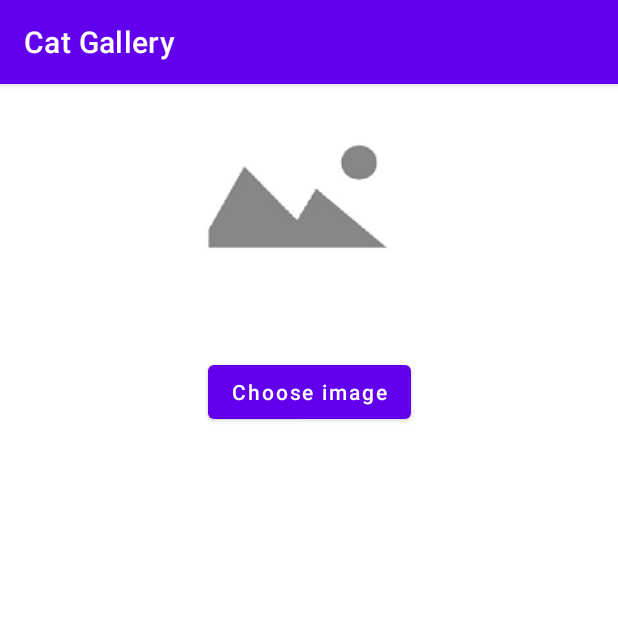
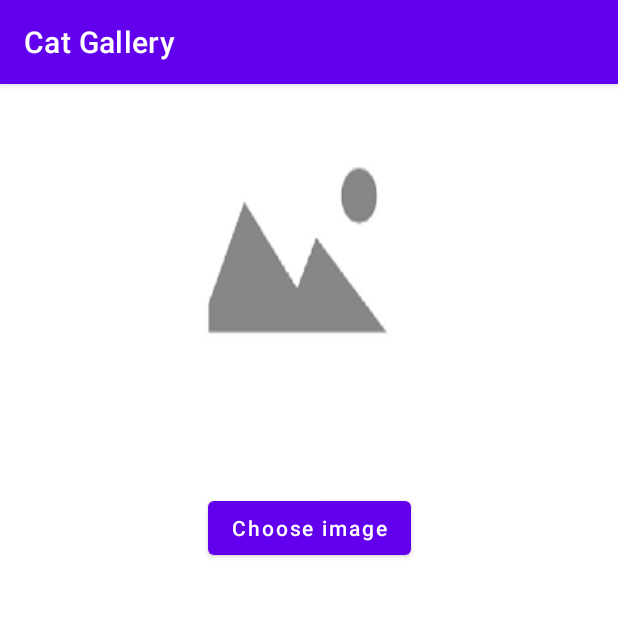
Before and after one commit to tauqir295/CatGalleryImageSelector, an Android app: the screen it shows after launch (MainActivity), on a phone screen of 412 x 824 dp, the top half of it. Run offline under Robolectric (Android 15) with nearby library versions, the phone set to English and light mode, and no system bars; our stand-ins replace Dagger/Hilt's generated code, data binding; pictures from the network do not load.

Commit message:
initial commit

```diff
--- a/app/src/main/res/layout/fragment_main.xml
+++ b/app/src/main/res/layout/fragment_main.xml
@@ -22,6 +22,8 @@
             android:layout_height="wrap_content"
             android:contentDescription="@null"
             android:scaleType="fitXY"
+            android:minHeight="@dimen/dimens_240dp"
+            android:minWidth="@dimen/dimens_240dp"
             app:layout_constraintEnd_toEndOf="parent"
             app:layout_constraintStart_toStartOf="parent"
             app:layout_constraintTop_toTopOf="parent"
--- a/cat-gallery/src/main/res/values/strings.xml
+++ b/cat-gallery/src/main/res/values/strings.xml
@@ -3,4 +3,7 @@
     <string name="list">Default view is list.</string>
     <string name="grid">Switch to grid</string>
     <string name="no_data_found">No data found</string>
+    <string name="api_failed">API Failed</string>
+    <string name="something_went_wrong">Something went wrong.</string>
+    <string name="ok">OK</string>
 </resources>
```
Also changed, not shown: cat-gallery/src/main/java/com/gallery/cat/ui/CatLibLandingFragment.kt (+20 -3 lines).
